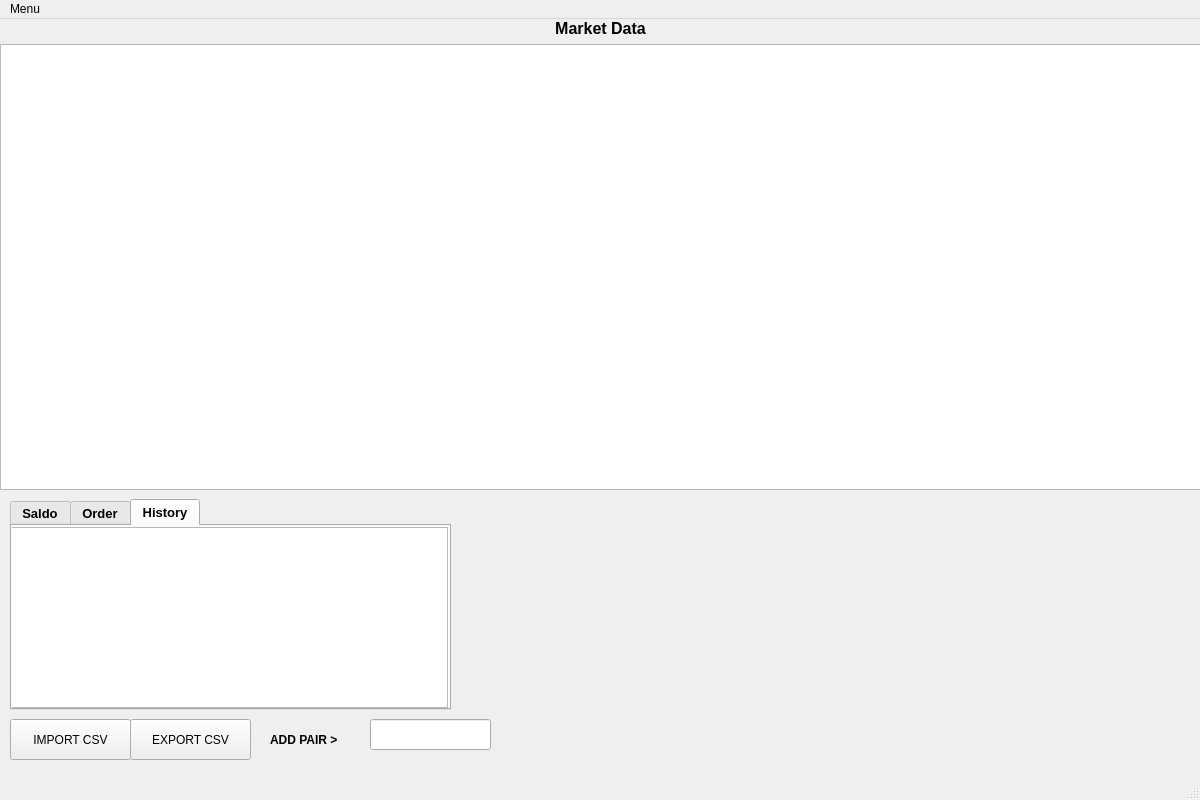
Sulato86/gateio, file ui/main_window.ui: the form before one commit.
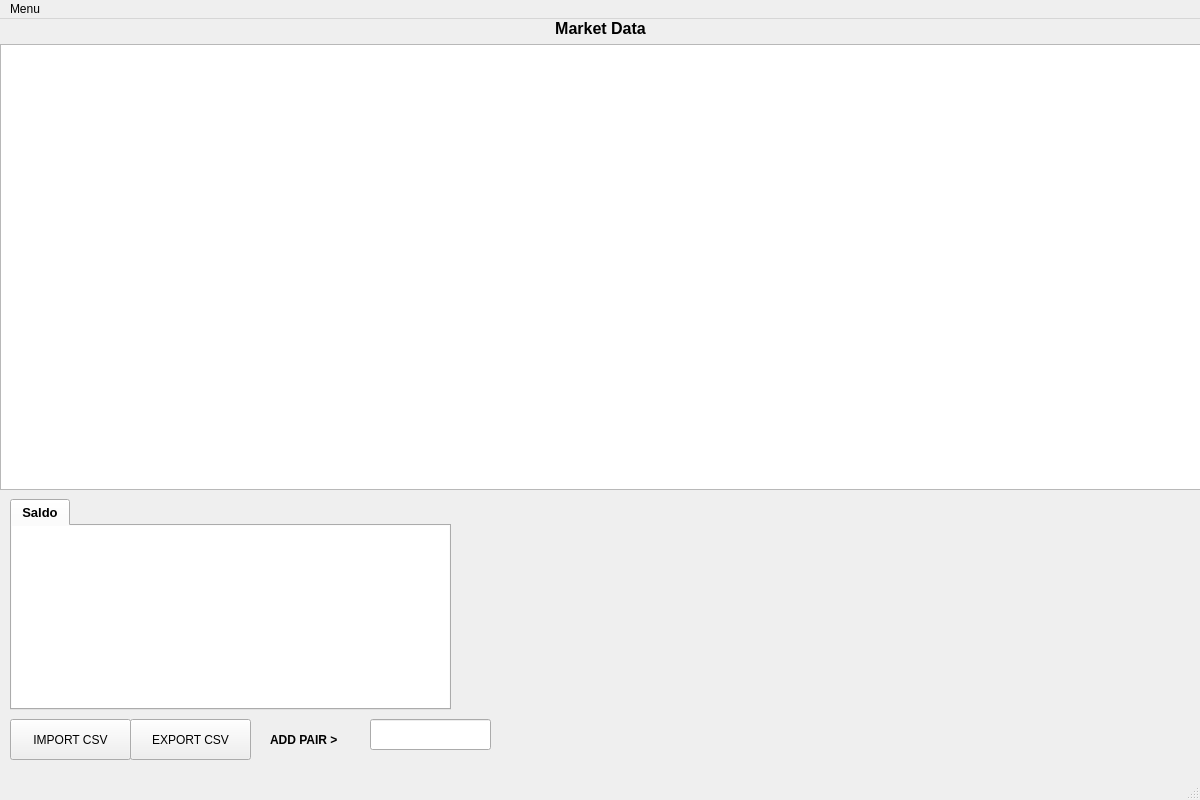
The form after the commit.

```diff
--- a/ui/main_window.ui
+++ b/ui/main_window.ui
@@ -138,7 +138,7 @@
      </font>
     </property>
     <property name="currentIndex">
-     <number>2</number>
+     <number>0</number>
     </property>
     <widget class="QWidget" name="tab_saldo">
      <attribute name="title">
@@ -168,36 +168,6 @@
       </property>
      </widget>
     </widget>
-    <widget class="QWidget" name="tab_order">
-     <attribute name="title">
-      <string>Order</string>
-     </attribute>
-     <widget class="QTableView" name="tableView_order">
-      <property name="geometry">
-       <rect>
-        <x>-5</x>
-        <y>1</y>
-        <width>441</width>
-        <height>181</height>
-       </rect>
-      </property>
-     </widget>
-    </widget>
-    <widget class="QWidget" name="tab_history">
-     <attribute name="title">
-      <string>History</string>
-     </attribute>
-     <widget class="QTableView" name="tableView_history">
-      <property name="geometry">
-       <rect>
-        <x>-5</x>
-        <y>1</y>
-        <width>441</width>
-        <height>181</height>
-       </rect>
-      </property>
-     </widget>
-    </widget>
    </widget>
   </widget>
   <widget class="QMenuBar" name="menubar">
```
